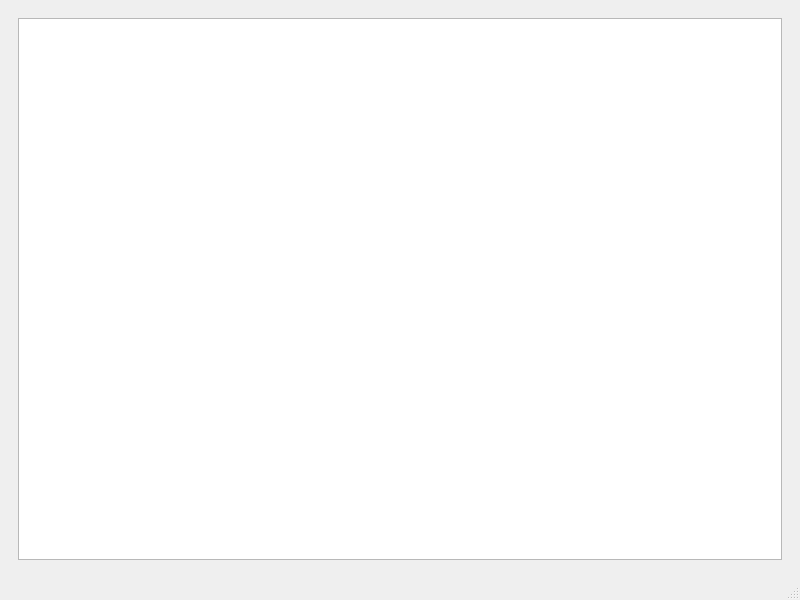
Above: main.ui from mge410/testim-git before the change. Below: the same form after it.
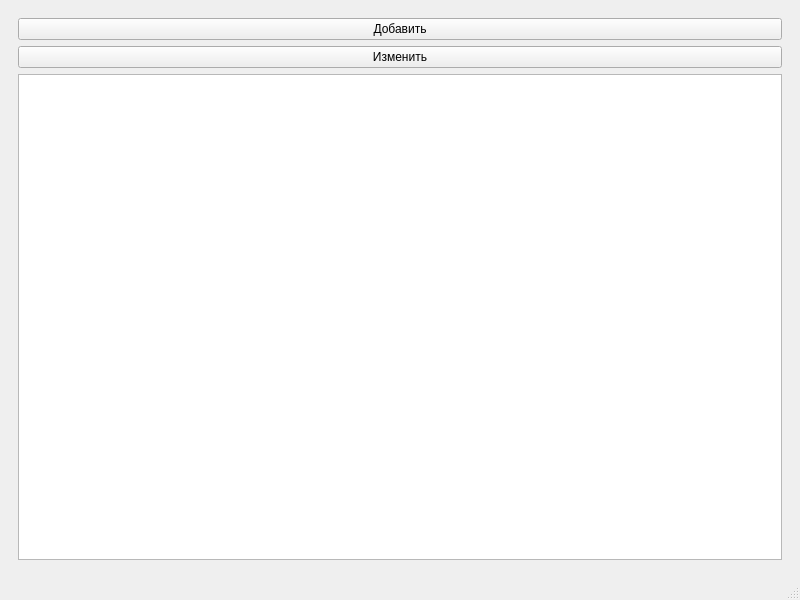
That is the form after the change.

```diff
--- a/main.ui
+++ b/main.ui
@@ -20,6 +20,20 @@
       <layout class="QHBoxLayout" name="horizontalLayout">
        <item>
         <layout class="QVBoxLayout" name="verticalLayout_2">
+         <item>
+          <widget class="QPushButton" name="pushButton">
+           <property name="text">
+            <string>Добавить</string>
+           </property>
+          </widget>
+         </item>
+         <item>
+          <widget class="QPushButton" name="pushButton_2">
+           <property name="text">
+            <string>Изменить</string>
+           </property>
+          </widget>
+         </item>
          <item>
           <widget class="QTableWidget" name="tableWidget"/>
          </item>
```
